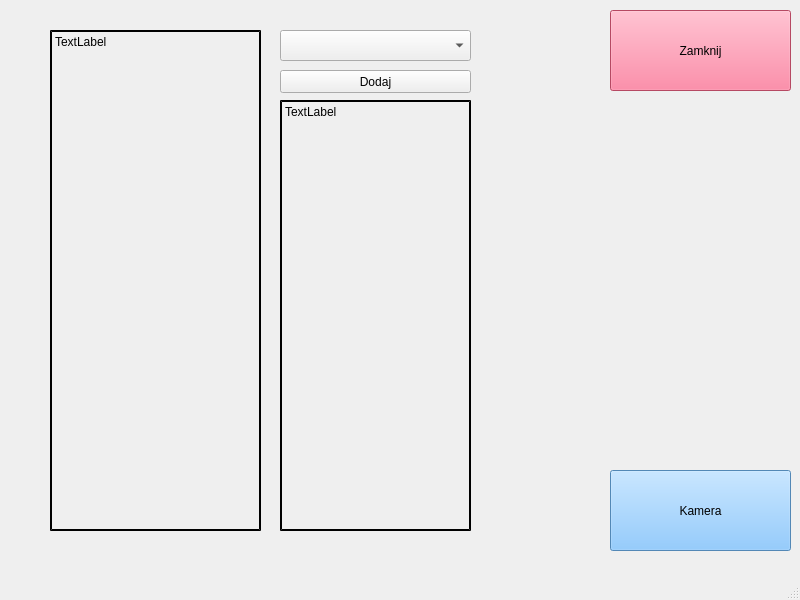
MaksMacioszczyk/robot_arm_controll, file src/utils/form.ui: the form before one commit.
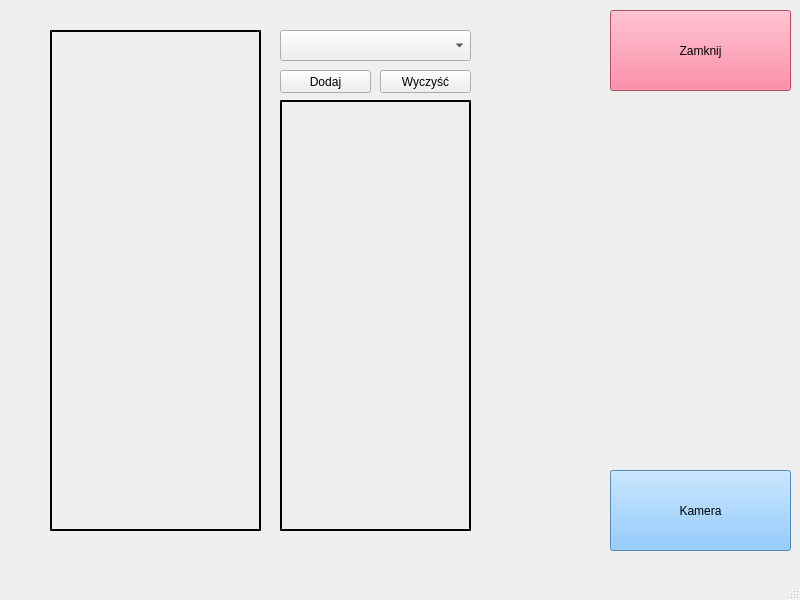
The form after the commit.

Commit message: Now user can add and clear route

```diff
--- a/src/utils/form.ui
+++ b/src/utils/form.ui
@@ -61,7 +61,7 @@
 border-color: black;</string>
     </property>
     <property name="text">
-     <string>TextLabel</string>
+     <string/>
     </property>
     <property name="alignment">
      <set>Qt::AlignLeading|Qt::AlignLeft|Qt::AlignTop</set>
@@ -82,7 +82,7 @@
      <rect>
       <x>280</x>
       <y>70</y>
-      <width>191</width>
+      <width>91</width>
       <height>23</height>
      </rect>
     </property>
@@ -105,12 +105,25 @@
 border-color: black;</string>
     </property>
     <property name="text">
-     <string>TextLabel</string>
+     <string/>
     </property>
     <property name="alignment">
      <set>Qt::AlignLeading|Qt::AlignLeft|Qt::AlignTop</set>
     </property>
    </widget>
+   <widget class="QPushButton" name="button_clear_path">
+    <property name="geometry">
+     <rect>
+      <x>380</x>
+      <y>70</y>
+      <width>91</width>
+      <height>23</height>
+     </rect>
+    </property>
+    <property name="text">
+     <string>Wyczyść</string>
+    </property>
+   </widget>
   </widget>
   <widget class="QMenuBar" name="menubar">
    <property name="geometry">
```
The commit also changes 2 other files.
